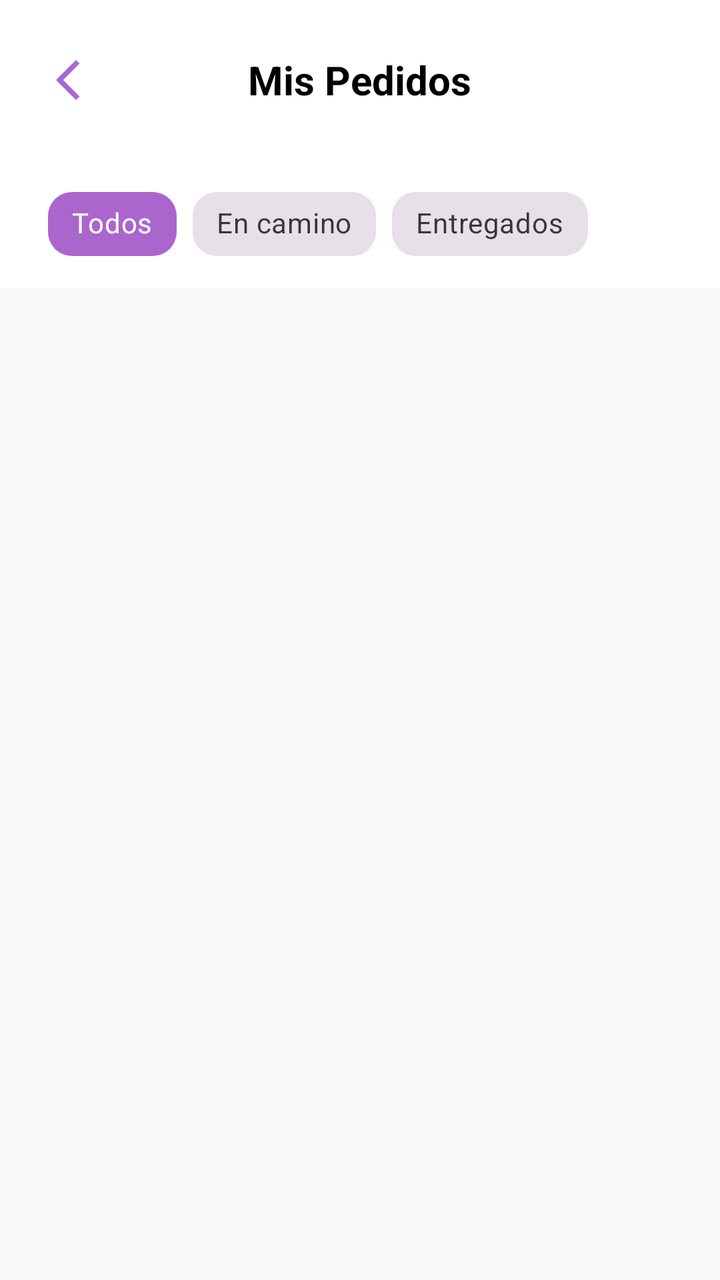
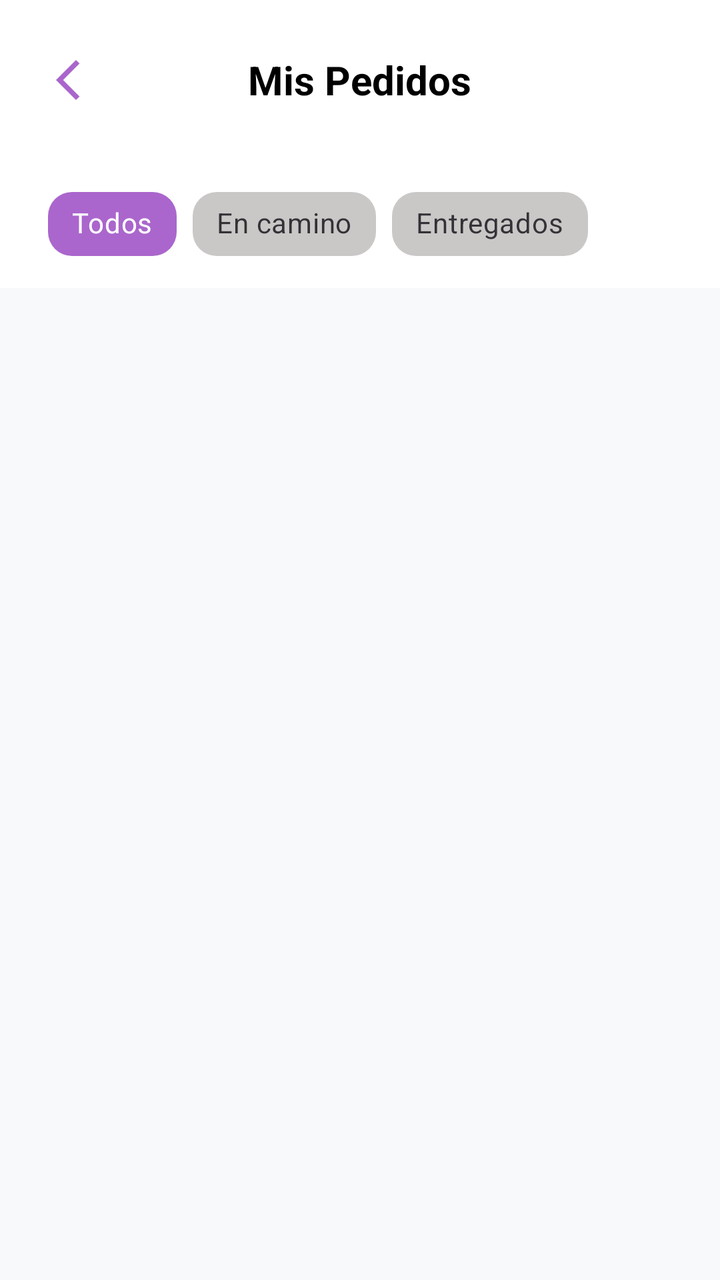

Screens rendered from an Android XML layout before and after an edit, with the pre-edit source and the edit as a unified diff.
<!-- AndroidManifest.xml: application theme Theme.ProyectoIntermodularTFG -->
<!-- res/layout/activity_pantalla_historial_pedidos_realizados.xml -->
<?xml version="1.0" encoding="utf-8"?>
<androidx.constraintlayout.widget.ConstraintLayout xmlns:android="http://schemas.android.com/apk/res/android"
    xmlns:app="http://schemas.android.com/apk/res-auto"
    xmlns:tools="http://schemas.android.com/tools"
    android:layout_width="match_parent"
    android:layout_height="match_parent"
    android:background="#F8F9FA"
    android:fitsSystemWindows="true"> <RelativeLayout
    android:id="@+id/toolbarHistorial"
    android:layout_width="match_parent"
    android:layout_height="wrap_content"
    android:paddingHorizontal="16dp"
    android:paddingTop="16dp"
    android:paddingBottom="16dp"
    android:background="@color/white"
    app:layout_constraintTop_toTopOf="parent">

    <ImageButton
        android:id="@+id/btnBackHistorial"
        android:layout_width="48dp"
        android:layout_height="48dp"
        android:layout_centerVertical="true"
        android:background="?attr/selectableItemBackgroundBorderless"
        android:src="@drawable/outline_arrow_back_ios_24"
        app:tint="@android:color/holo_purple" />

    <TextView
        android:layout_width="wrap_content"
        android:layout_height="wrap_content"
        android:layout_centerInParent="true"
        android:text="Mis Pedidos"
        android:textSize="20sp"
        android:textStyle="bold"
        android:textColor="@color/black" />
</RelativeLayout>

    <HorizontalScrollView
        android:id="@+id/scrollFiltros"
        android:layout_width="match_parent"
        android:layout_height="wrap_content"
        android:scrollbars="none"
        android:paddingHorizontal="24dp"
        android:paddingVertical="8dp"
        android:background="@color/white"
        app:layout_constraintTop_toBottomOf="@id/toolbarHistorial">

        <LinearLayout
            android:layout_width="wrap_content"
            android:layout_height="wrap_content"
            android:orientation="horizontal">

            <com.google.android.material.chip.Chip
                android:id="@+id/chipTodos"
                style="@style/Widget.MaterialComponents.Chip.Choice"
                android:layout_width="wrap_content"
                android:layout_height="wrap_content"
                android:checked="true"
                android:text="Todos"
                android:textColor="@color/white"
                app:chipBackgroundColor="@android:color/holo_purple"
                app:chipCornerRadius="12dp" />

            <com.google.android.material.chip.Chip
                android:id="@+id/chipEnCamino"
                style="@style/Widget.MaterialComponents.Chip.Choice"
                android:layout_width="wrap_content"
                android:layout_height="wrap_content"
                android:layout_marginStart="8dp"
                android:text="En camino"
                app:chipCornerRadius="12dp" />

            <com.google.android.material.chip.Chip
                android:id="@+id/chipEntregados"
                style="@style/Widget.MaterialComponents.Chip.Choice"
                android:layout_width="wrap_content"
                android:layout_height="wrap_content"
                android:layout_marginStart="8dp"
                android:text="Entregados"
                app:chipCornerRadius="12dp" />
        </LinearLayout>
    </HorizontalScrollView>

    <androidx.recyclerview.widget.RecyclerView
        android:id="@+id/rvHistorial"
        android:layout_width="match_parent"
        android:layout_height="0dp"
        android:paddingHorizontal="16dp"
        android:paddingTop="8dp"
        android:clipToPadding="false"
        app:layout_constraintTop_toBottomOf="@id/scrollFiltros"
        app:layout_constraintBottom_toBottomOf="parent"
        tools:listitem="@layout/recycler_view_item_pedido"
        app:layoutManager="androidx.recyclerview.widget.LinearLayoutManager"
        tools:spanCount="1"
        tools:layoutManager="GridLayoutManager" />

</androidx.constraintlayout.widget.ConstraintLayout>
<!-- res/layout/recycler_view_item_pedido.xml (included above) -->
<?xml version="1.0" encoding="utf-8"?>
<com.google.android.material.card.MaterialCardView xmlns:android="http://schemas.android.com/apk/res/android"
    xmlns:app="http://schemas.android.com/apk/res-auto"
    android:layout_width="match_parent"
    android:layout_height="wrap_content"
    android:layout_marginHorizontal="12dp"
    android:layout_marginVertical="8dp"
    app:cardCornerRadius="16dp"
    app:cardElevation="2dp">

    <LinearLayout
        android:layout_width="match_parent"
        android:layout_height="wrap_content"
        android:orientation="vertical"
        android:padding="16dp">

        <RelativeLayout
            android:layout_width="match_parent"
            android:layout_height="wrap_content">

            <TextView
                android:id="@+id/tvPedidoId"
                android:layout_width="wrap_content"
                android:layout_height="wrap_content"
                android:text="Pedido #CH-98234"
                android:textStyle="bold"
                android:textColor="@color/black"
                android:textSize="16sp" />

            <TextView
                android:id="@+id/tvPedidoEstado"
                android:layout_width="wrap_content"
                android:layout_height="wrap_content"
                android:layout_alignParentEnd="true"
                android:paddingHorizontal="8dp"
                android:paddingVertical="2dp"
                android:text="ENTREGADO"
                android:textColor="#2E7D32"
                android:textSize="11sp"
                android:textStyle="bold" />
        </RelativeLayout>

        <View
            android:layout_width="match_parent"
            android:layout_height="1dp"
            android:background="#F0F0F0"
            android:layout_marginVertical="12dp"/>

        <LinearLayout
            android:layout_width="match_parent"
            android:layout_height="wrap_content"
            android:orientation="horizontal"
            android:gravity="center_vertical">

            <LinearLayout
                android:layout_width="0dp"
                android:layout_height="wrap_content"
                android:layout_weight="1"
                android:layout_marginStart="16dp"
                android:orientation="vertical">

                <TextView
                    android:id="@+id/tvPedidoFecha"
                    android:layout_width="wrap_content"
                    android:layout_height="wrap_content"
                    android:text="Realizado el 12 May 2024"
                    android:textColor="#757575"
                    android:textSize="13sp" />

                <TextView
                    android:id="@+id/tvPedidoItems"
                    android:layout_width="wrap_content"
                    android:layout_height="wrap_content"
                    android:text="3 productos comprados"
                    android:textColor="@color/black"
                    android:textSize="14sp" />
            </LinearLayout>

            <TextView
                android:id="@+id/tvPedidoPrecioTotal"
                android:layout_width="wrap_content"
                android:layout_height="wrap_content"
                android:text="89.90 €"
                android:textStyle="bold"
                android:textColor="@android:color/holo_purple"
                android:textSize="18sp" />
        </LinearLayout>

        <com.google.android.material.button.MaterialButton
            android:id="@+id/btnVerDetalles"
            style="@style/Widget.MaterialComponents.Button.OutlinedButton"
            android:layout_width="match_parent"
            android:layout_height="wrap_content"
            android:layout_marginTop="12dp"
            android:text="Ver detalles del pedido"
            android:textColor="#555555"
            android:textSize="12sp"
            app:cornerRadius="8dp"
            app:strokeColor="#DDDDDD" />

    </LinearLayout>
</com.google.android.material.card.MaterialCardView>
<!-- resources referenced by this layout -->
<resources>
  <color name="black">#FF000000</color>
  <color name="white">#FFFFFFFF</color>
  <!-- drawable outline_arrow_back_ios_24 (drawable) -->
  <vector xmlns:android="http://schemas.android.com/apk/res/android" android:autoMirrored="true" android:height="24dp" android:tint="#000000" android:viewportHeight="960" android:viewportWidth="960" android:width="24dp">
        
      <path android:fillColor="@android:color/white" android:pathData="M400,880L0,480L400,80L471,151L142,480L471,809L400,880Z"/>
      
  </vector>
  <style name="Theme.ProyectoIntermodularTFG" parent="Base.Theme.ProyectoIntermodularTFG" />
  <style name="Base.Theme.ProyectoIntermodularTFG" parent="Theme.Material3.DayNight.NoActionBar">
          
          
      </style>
</resources>

<!-- the commit's change to res/layout/activity_pantalla_historial_pedidos_realizados.xml (unified diff, before → after) -->
@@ -67,6 +67,7 @@
                 android:layout_height="wrap_content"
                 android:layout_marginStart="8dp"
                 android:text="En camino"
+                app:chipBackgroundColor="#CAC7C7"
                 app:chipCornerRadius="12dp" />
 
             <com.google.android.material.chip.Chip
@@ -76,6 +77,7 @@
                 android:layout_height="wrap_content"
                 android:layout_marginStart="8dp"
                 android:text="Entregados"
+                app:chipBackgroundColor="#CAC7C7"
                 app:chipCornerRadius="12dp" />
         </LinearLayout>
     </HorizontalScrollView>
@@ -103,6 +105,7 @@
     android:layout_height="wrap_content"
     android:layout_marginHorizontal="12dp"
     android:layout_marginVertical="8dp"
+    app:cardBackgroundColor="#B3B1B1"
     app:cardCornerRadius="16dp"
     app:cardElevation="2dp">
 
@@ -121,9 +124,9 @@
                 android:layout_width="wrap_content"
                 android:layout_height="wrap_content"
                 android:text="Pedido #CH-98234"
-                android:textStyle="bold"
                 android:textColor="@color/black"
-                android:textSize="16sp" />
+                android:textSize="16sp"
+                android:textStyle="bold" />
 
             <TextView
                 android:id="@+id/tvPedidoEstado"
@@ -141,20 +144,20 @@
         <View
             android:layout_width="match_parent"
             android:layout_height="1dp"
-            android:background="#F0F0F0"
-            android:layout_marginVertical="12dp"/>
+            android:layout_marginVertical="12dp"
+            android:background="#F0F0F0" />
 
         <LinearLayout
             android:layout_width="match_parent"
             android:layout_height="wrap_content"
-            android:orientation="horizontal"
-            android:gravity="center_vertical">
+            android:gravity="center_vertical"
+            android:orientation="horizontal">
 
             <LinearLayout
                 android:layout_width="0dp"
                 android:layout_height="wrap_content"
+                android:layout_marginStart="16dp"
                 android:layout_weight="1"
-                android:layout_marginStart="16dp"
                 android:orientation="vertical">
 
                 <TextView
@@ -162,7 +165,7 @@
                     android:layout_width="wrap_content"
                     android:layout_height="wrap_content"
                     android:text="Realizado el 12 May 2024"
-                    android:textColor="#757575"
+                    android:textColor="@color/black"
                     android:textSize="13sp" />
 
                 <TextView
@@ -179,9 +182,9 @@
                 android:layout_width="wrap_content"
                 android:layout_height="wrap_content"
                 android:text="89.90 €"
-                android:textStyle="bold"
                 android:textColor="@android:color/holo_purple"
-                android:textSize="18sp" />
+                android:textSize="18sp"
+                android:textStyle="bold" />
         </LinearLayout>
 
         <com.google.android.material.button.MaterialButton
@@ -191,7 +194,7 @@
             android:layout_height="wrap_content"
             android:layout_marginTop="12dp"
             android:text="Ver detalles del pedido"
-            android:textColor="#555555"
+            android:textColor="@color/black"
             android:textSize="12sp"
             app:cornerRadius="8dp"
             app:strokeColor="#DDDDDD" />
